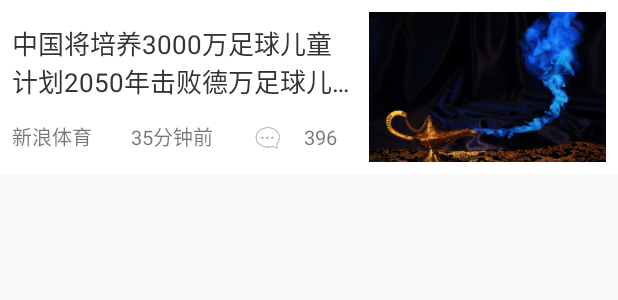
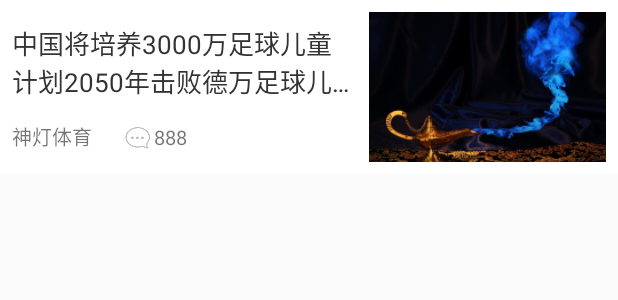
Before and after one commit to luoyingxing/MagicLamp, an Android app: the layout item_news_details_one.xml on its own in the app's theme, with its tools: preview values and no code run, on a phone screen of 412 x 824 dp. Shown: the top 300 px of the screen. Run offline under Robolectric (Android 15) with nearby library versions, the light colour scheme and no system bars.

Commit message:
finish layout in two to show

```diff
--- a/app/src/main/res/layout/item_news_details_one.xml
+++ b/app/src/main/res/layout/item_news_details_one.xml
@@ -33,26 +33,23 @@
             android:orientation="horizontal">
 
             <TextView
+                android:id="@+id/tv_item_news_details_source_one"
                 android:layout_width="wrap_content"
                 android:layout_height="wrap_content"
-                android:layout_weight="1"
-                android:text="新浪体育"
+                android:text="神灯体育"
                 android:textSize="13sp" />
 
+            <Space
+                android:layout_width="20dp"
+                android:layout_height="match_parent" />
+
             <TextView
+                android:id="@+id/tv_item_news_details_reply_one"
                 android:layout_width="wrap_content"
                 android:layout_height="wrap_content"
-                android:layout_weight="1"
-                android:text="35分钟前"
-                android:textSize="13sp" />
-
-            <TextView
-                android:layout_width="wrap_content"
-                android:layout_height="wrap_content"
-                android:layout_weight="1"
                 android:drawableLeft="@mipmap/icon_news_discuss"
                 android:gravity="center"
-                android:text="396"
+                android:text="888"
                 android:textSize="13sp" />
 
         </LinearLayout>
--- a/app/src/main/res/layout/view_news_view.xml
+++ b/app/src/main/res/layout/view_news_view.xml
@@ -12,7 +12,8 @@
         android:layout_width="match_parent"
         android:layout_height="match_parent"
         android:divider="@color/divider_line_color"
-        android:dividerHeight="2dp" />
+        android:dividerHeight="2dp"
+        android:scrollbarStyle="outsideOverlay" />
 
     <include layout="@layout/pull_load_more" />
 
```
Also changed, not shown: app/src/main/java/com/luo/magiclamp/news/NewsView.java (+23 -13 lines), app/src/main/res/layout/item_news_details_two.xml (+4 -12 lines).
